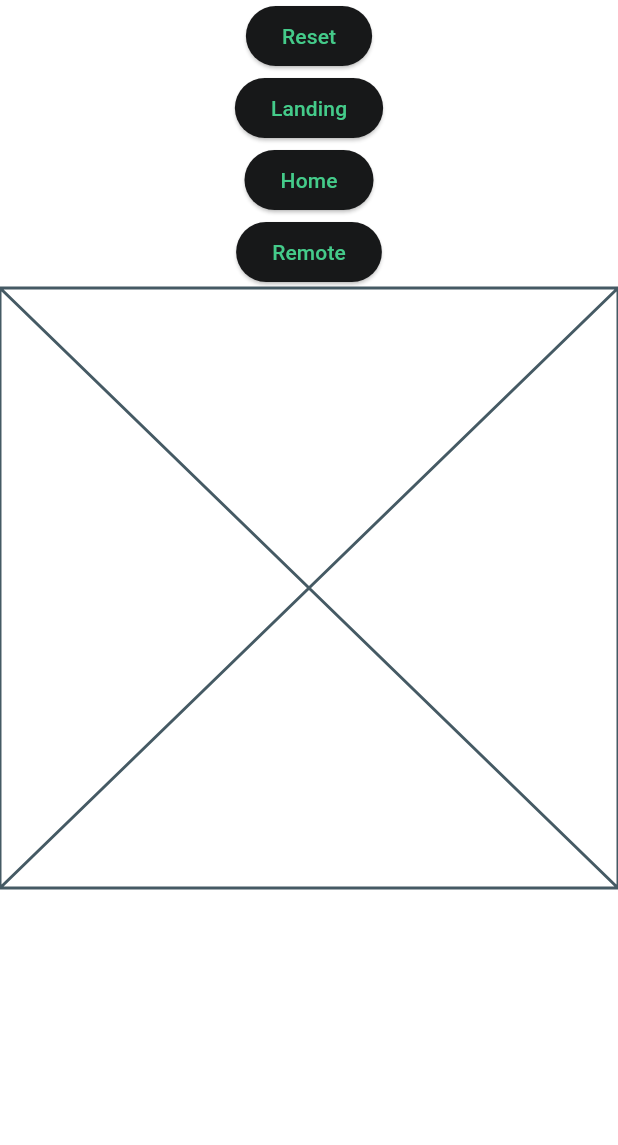
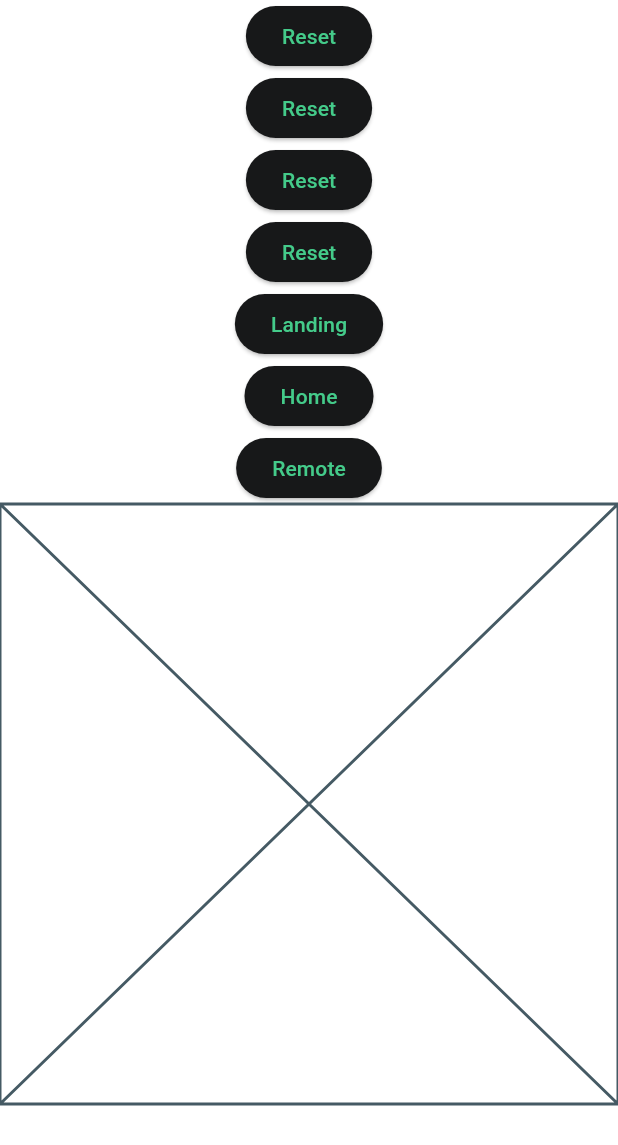
Before and after one commit to theartcher/ConnectMi, a Flutter app: the HomePage screen opened by its route, on a phone screen of 412 x 824 dp. Shown: the top 1145 px of the screen. Run offline on Flutter 3.47's test engine with Material 3 defaults, Android fonts, the phone set to English and light mode, and no system bars; our stand-ins replace flutter_colorpicker, flutter_spinkit, go_router, shared_preferences; missing offline and left inert: flutter_circle_color_picker, gradient_slider; accounts and stored records are empty; generated files the repository leaves out were written again.

Commit message:
Blab alb alb
nb;asnlabla 2

```diff
--- a/connect_mi/lib/pages/home.dart
+++ b/connect_mi/lib/pages/home.dart
@@ -18,6 +18,12 @@ class HomePage extends StatelessWidget {
         ElevatedButton(
             onPressed: () => clearAllPreferences(), child: const Text("Reset")),
         ElevatedButton(
+            onPressed: () => clearAllPreferences(), child: const Text("Reset")),
+        ElevatedButton(
+            onPressed: () => clearAllPreferences(), child: const Text("Reset")),
+        ElevatedButton(
+            onPressed: () => clearAllPreferences(), child: const Text("Reset")),
+        ElevatedButton(
             onPressed: () => context.push(landingPageRoute),
             child: const Text("Landing")),
         ElevatedButton(
```
